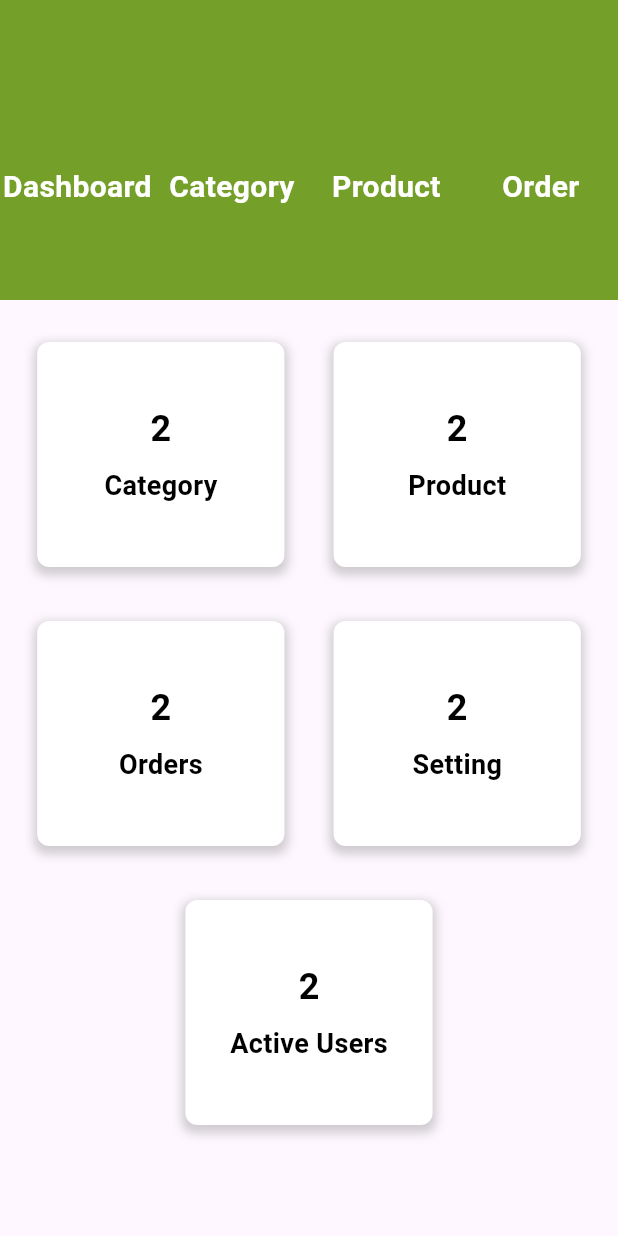
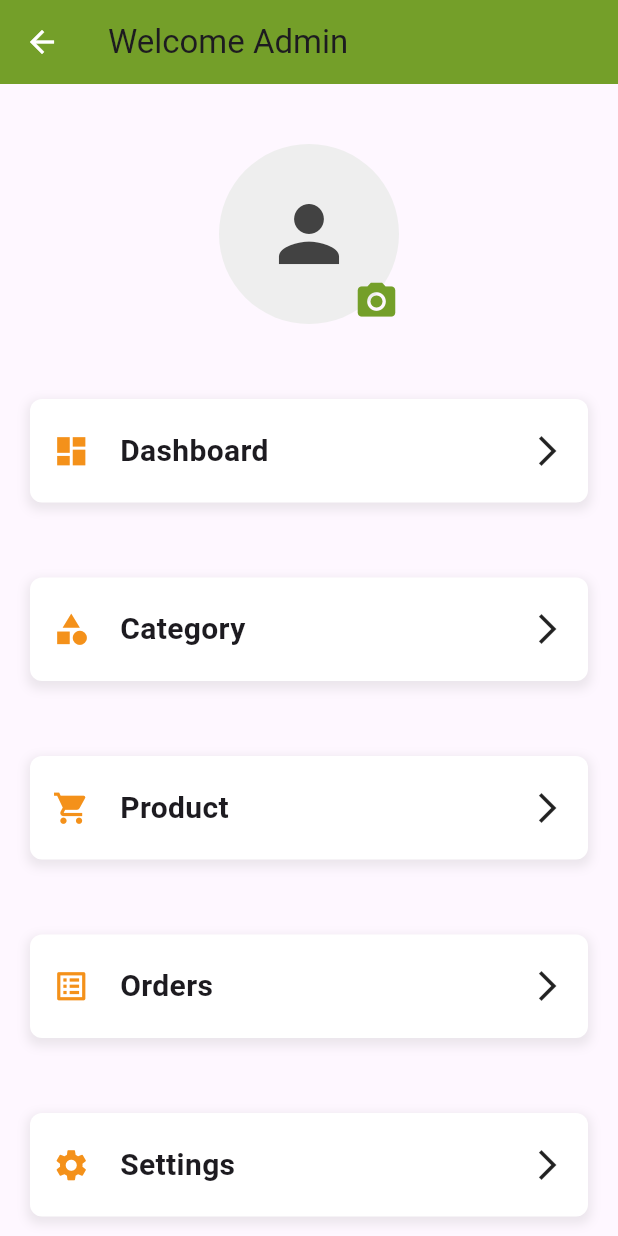
Before and after one commit to BurhanDon/Flutter-App-Baby, a Flutter app: the Admin_Pannel screen opened directly, on a phone screen of 412 x 824 dp. Run offline on Flutter 3.47's test engine with Material 3 defaults, Android fonts, the phone set to English and light mode, and no system bars; our stand-ins replace cloud_firestore, file_picker, firebase_auth, firebase_core, image_picker, lottie; missing offline and left inert: dart:js, proste_bezier_curve; accounts and stored records are empty.

Commit message:
Footer Done and Admin Panel changed.

```diff
--- a/lib/Admin_Pannel_Pages/admin.dart
+++ b/lib/Admin_Pannel_Pages/admin.dart
@@ -1,95 +1,108 @@
 import 'package:flutter/material.dart';
 import 'package:test_delete/Admin_Pannel_Pages/category_screen.dart';
-import 'package:test_delete/Admin_Pannel_Pages/order_screen.dart';
 import 'package:test_delete/Admin_Pannel_Pages/product_screen.dart';
-import 'package:test_delete/Admin_Pannel_Pages/setting_screen.dart';
+import 'package:test_delete/pages/screens/widgets/login_screen.dart';
 
 class Admin_Pannel extends StatefulWidget {
-  const Admin_Pannel({super.key});
+  static String routeName = "/Admin_Pannel";
+
+  const Admin_Pannel({Key? key}) : super(key: key);
 
   @override
-  State<Admin_Pannel> createState() => _Admin_PannelState();
+  _Admin_PannelState createState() => _Admin_PannelState();
 }
 
 class _Admin_PannelState extends State<Admin_Pannel> {
   @override
   Widget build(BuildContext context) {
     return Scaffold(
-      body: SingleChildScrollView(
-        child: Column(
-          children: [
-            Container(
-              width: MediaQuery.of(context).size.width,
-              height: 200,
-              color: const Color(0xFF749F29),
-              child: SingleChildScrollView(
-                scrollDirection: Axis.horizontal,
-                child: Padding(
-                  padding: const EdgeInsets.only(top: 60.0),
-                  child: Row(
-                    children: [
-                      _buildSliderText('Dashboard', () {
+      appBar: AppBar(
+        backgroundColor: const Color(0xFF749F29),
+        title: const Text("Welcome Admin"),
+        leading: IconButton(
+          icon: const Icon(
+            Icons.arrow_back,
+            color: Colors.white,
+          ),
+          onPressed: () {
             Navigator.push(
               context,
               MaterialPageRoute(
-                                builder: (context) => const Admin_Pannel()));
-                      }),
-                      _buildSliderText('Category', () {
+                builder: (context) => const Admin_Pannel(),
+              ),
+            );
+          },
+        ),
+      ),
+      body: SingleChildScrollView(
+        padding: const EdgeInsets.symmetric(vertical: 20),
+        child: Column(
+          children: [
+            const SizedBox(height: 20),
+            _buildAdminProfileCircle(),
+            const SizedBox(height: 40),
+            AdminMenu(
+              text: "Dashboard",
+              icon: Icons.dashboard,
+              press: () {
                 Navigator.push(
                   context,
                   MaterialPageRoute(
-                                builder: (context) => const CategoryPage()));
-                      }),
-                      _buildSliderText('Product', () {
+                    builder: (context) => const Admin_Pannel(),
+                  ),
+                );
+              },
+            ),
+            const SizedBox(height: 30),
+            AdminMenu(
+              text: "Category",
+              icon: Icons.category,
+              press: () {
                 Navigator.push(
                   context,
                   MaterialPageRoute(
-                                builder: (context) => const ProductPage()));
-                      }),
-                      _buildSliderText('Order', () {
+                    builder: (context) => const CategoryPage(),
+                  ),
+                );
+              },
+            ),
+            const SizedBox(height: 30),
+            AdminMenu(
+              text: "Product",
+              icon: Icons.shopping_cart,
+              press: () {
                 Navigator.push(
                   context,
                   MaterialPageRoute(
-                                builder: (context) => const OrderPage()));
-                      }),
-                      _buildSliderText('Settings', () {
+                    builder: (context) => const ProductPage(),
+                  ),
+                );
+              },
+            ),
+            const SizedBox(height: 30),
+            AdminMenu(
+              text: "Orders",
+              icon: Icons.list_alt,
+              press: () {},
+            ),
+            const SizedBox(height: 30),
+            AdminMenu(
+              text: "Settings",
+              icon: Icons.settings,
+              press: () {},
+            ),
+            const SizedBox(height: 30),
+            AdminMenu(
+              text: "Log Out",
+              icon: Icons.exit_to_app,
+              press: () {
                 Navigator.push(
                   context,
                   MaterialPageRoute(
-                                builder: (context) => const SettingPage()));
-                      }),
-                    ],
+                    builder: (context) => const LoginScreen(),
                   ),
-                ),
-              ),
-            ),
-            const SizedBox(height: 20),
-            Column(
-              mainAxisAlignment: MainAxisAlignment.center,
-              children: [
-                Row(
-                  mainAxisAlignment: MainAxisAlignment.spaceEvenly,
-                  children: [
-                    _buildDashboardItem('Category', const CategoryPage()),
-                    _buildDashboardItem('Product', const ProductPage()),
-                  ],
-                ),
-                const SizedBox(height: 20),
-                Row(
-                  mainAxisAlignment: MainAxisAlignment.spaceEvenly,
-                  children: [
-                    _buildDashboardItem('Orders', const OrderPage()),
-                    _buildDashboardItem('Setting', const SettingPage()),
-                  ],
-                ),
-                const SizedBox(height: 20),
-                Row(
-                  mainAxisAlignment: MainAxisAlignment.spaceEvenly,
-                  children: [
-                    _buildDashboardItem('Active Users', null),
-                  ],
-                ),
-              ],
+                );
+              },
             ),
           ],
         ),
@@ -97,75 +110,86 @@ class _Admin_PannelState extends State<Admin_Pannel> {
     );
   }
 
-  Widget _buildSliderText(String text, VoidCallback onTap) {
-    return InkWell(
-      onTap: onTap,
-      child: Container(
-        width: MediaQuery.of(context).size.width / 4,
-        margin: const EdgeInsets.only(bottom: 10),
-        child: Center(
-          child: Text(
-            text,
-            style: const TextStyle(
-              color: Colors.white,
-              fontSize: 20,
-              fontWeight: FontWeight.bold,
+  Widget _buildAdminProfileCircle() {
+    return Stack(
+      children: [
+        CircleAvatar(
+          radius: 60,
+          backgroundColor: Colors.grey.shade200,
+          child: Icon(
+            Icons.person,
+            size: 60,
+            color: Colors.grey.shade800,
+          ),
+        ),
+        Positioned(
+          bottom: 0,
+          right: 0,
+          child: InkWell(
+            onTap: () {
+              // Admin profile picture change logic
+            },
+            child: const Icon(
+              Icons.camera_alt,
+              color: Color(0xFF749F29),
+              size: 30,
             ),
           ),
         ),
-      ),
+      ],
     );
   }
+}
 
-  Widget _buildDashboardItem(String title, Widget? page) {
-    return InkWell(
-      onTap: () {
-        if (page != null) {
-          Navigator.push(
-            context,
-            MaterialPageRoute(
-              builder: (context) => page,
-            ),
-          );
-        }
-      },
+class AdminMenu extends StatelessWidget {
+  final String text;
+  final IconData icon;
+  final VoidCallback press;
+
+  const AdminMenu({
+    Key? key,
+    required this.text,
+    required this.icon,
+    required this.press,
+  }) : super(key: key);
+
+  @override
+  Widget build(BuildContext context) {
+    return Padding(
+      padding: const EdgeInsets.symmetric(vertical: 10, horizontal: 20),
+      child: InkWell(
+        onTap: press,
         child: Container(
-        width: MediaQuery.of(context).size.width * 0.4,
-        height: 150,
-        margin: const EdgeInsets.all(8),
+          padding: const EdgeInsets.symmetric(vertical: 20, horizontal: 15),
           decoration: BoxDecoration(
             color: Colors.white,
             borderRadius: BorderRadius.circular(8),
             boxShadow: [
               BoxShadow(
-              color: Colors.grey.withOpacity(0.5),
+                color: Colors.grey.withOpacity(0.2),
                 spreadRadius: 2,
                 blurRadius: 5,
                 offset: const Offset(0, 3),
               ),
             ],
           ),
-        child: Column(
-          mainAxisAlignment: MainAxisAlignment.center,
+          child: Row(
             children: [
-            const Text(
-              '2',
-              style: TextStyle(
-                color: Colors.black,
-                fontWeight: FontWeight.bold,
-                fontSize: 24,
+              Icon(
+                icon,
+                size: 25,
+                color: const Color(0xFFF4911A),
               ),
+              const SizedBox(width: 20), // Space between icon and text
+              Text(
+                text,
+                style:
+                    const TextStyle(fontSize: 20, fontWeight: FontWeight.bold),
               ),
-            const SizedBox(height: 8),
-            Text(
-              title,
-              style: const TextStyle(
-                color: Colors.black,
-                fontWeight: FontWeight.bold,
-                fontSize: 18,
+              const Spacer(),
+              const Icon(Icons.arrow_forward_ios),
+            ],
           ),
-            ),
-          ],
         ),
       ),
     );
--- a/lib/pages/screens/product_card.dart
+++ b/lib/pages/screens/product_card.dart
@@ -5,7 +5,9 @@ import 'package:test_delete/pages/screens/detail_screen.dart';
 class ProductCard extends StatelessWidget {
   final Product product;
 
-  const ProductCard({Key? key, required this.product, required Null Function() onTap}) : super(key: key);
+  const ProductCard(
+      {Key? key, required this.product, required Null Function() onTap})
+      : super(key: key);
 
   @override
   Widget build(BuildContext context) {
--- a/lib/pages/screens/widgets/login_screen.dart
+++ b/lib/pages/screens/widgets/login_screen.dart
@@ -74,7 +74,7 @@ class _LoginScreenState extends State<LoginScreen> {
   @override
   Widget build(BuildContext context) {
     final deviceHeight = MediaQuery.of(context).size.height;
-    final deviceWidth = MediaQuery.of(context).size.width;
+    // final deviceWidth = MediaQuery.of(context).size.width;
     return Scaffold(
       body: SafeArea(
         child: SingleChildScrollView(
```
Also changed, not shown: lib/Admin_Pannel_Pages/category_screen.dart (+81 -83 lines), lib/Admin_Pannel_Pages/product_screen.dart (+35 -22 lines), lib/Admin_Pannel_Pages/setting_screen.dart (+5 -4 lines), lib/main.dart (+6 -2 lines), lib/pages/screens/Components/footer_widget.dart (added, +127 -0 lines), lib/pages/screens/Main_Page.dart (+50 -13 lines). Lines whose indentation alone changed are shown as unchanged.
